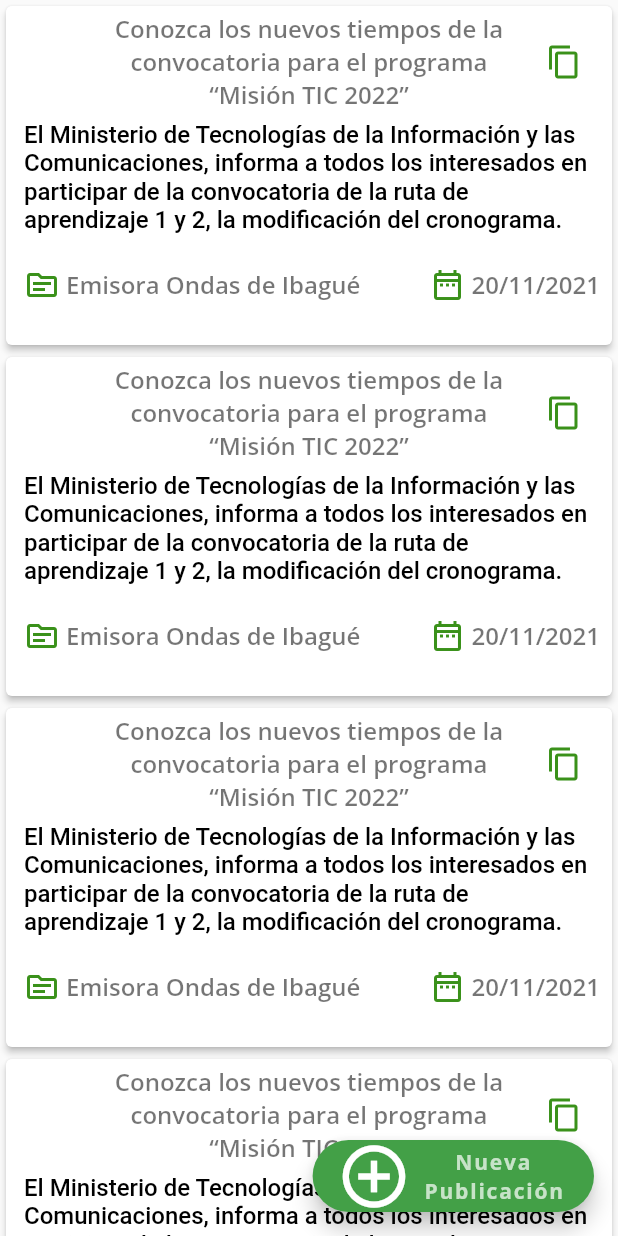
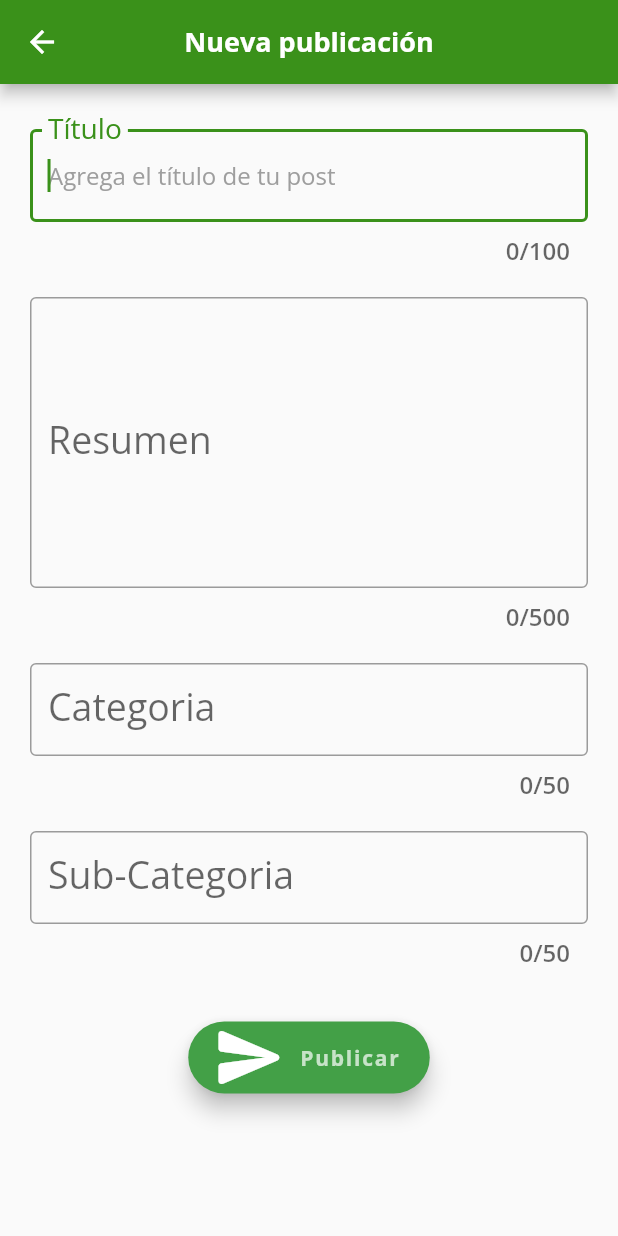
Before and after one commit to davidmantilla12/ciclo4_app_periodistas, a Flutter app: the PublicOffersScreen screen opened directly, after a tap on an icon or button, on a phone screen of 412 x 824 dp. Run offline on Flutter 3.47's test engine with Material 2 defaults, Android fonts, the phone set to English and light mode, and no system bars; our stand-ins replace get, google_fonts; network calls fail.

Commit message:
new post view added to the project

```diff
--- a/lib/ui/pages/content/chats/widgets/chat_card.dart
+++ b/lib/ui/pages/content/chats/widgets/chat_card.dart
@@ -18,7 +18,7 @@
   // Passing all the customizable views as parameters
   @override
   Widget build(BuildContext context) {
-    Color primaryColor = Theme.of(context).colorScheme.primary;
+    // Color primaryColor = Theme.of(context).colorScheme.primary;
     return AppCard(
       title: title,
       content: Text(
--- a/lib/ui/pages/content/publications/publication_screen.dart
+++ b/lib/ui/pages/content/publications/publication_screen.dart
@@ -1,6 +1,6 @@
 import 'package:flutter/material.dart';
+import 'package:red_periodistas/ui/pages/content/publications/widgets/add_new_post.dart';
 import 'package:red_periodistas/ui/pages/content/publications/widgets/post_card.dart';
-import 'package:red_periodistas/ui/theme/colors.dart';
 
 class PublicOffersScreen extends StatefulWidget {
   // PublicOffersScreen empty constructor
@@ -34,6 +34,7 @@
           },
         ),
 
+        // add a new post
         floatingActionButton: FloatingActionButton.extended(
           backgroundColor: Colors.green[600],
           icon: const Icon(
@@ -41,16 +42,18 @@
             size: 50.0,
             color: Colors.white,
           ),
-
-        label: const Text('Nueva\nPublicación',
+          label: const Text(
+            'Nueva\nPublicación',
             textAlign: TextAlign.center,
             style: TextStyle(
               fontWeight: FontWeight.bold,
               color: Colors.white70,
             ),
           ),
-        onPressed: () {},)
-
-    );
+          onPressed: () {
+            Navigator.push(
+                context, MaterialPageRoute(builder: (context) => NewPost()));
+          },
+        ));
   }
 }
--- /dev/null
+++ b/lib/ui/pages/content/publications/widgets/add_new_post.dart
@@ -0,0 +1,117 @@
+import 'package:flutter/material.dart';
+
+class NewPost extends StatefulWidget {
+  const NewPost({Key? key}) : super(key: key);
+
+  @override
+  _NewPostState createState() => _NewPostState();
+}
+
+class _NewPostState extends State<NewPost> {
+  @override
+  Widget build(BuildContext context) {
+    // TODO: get and handle data from new post view
+    return Scaffold(
+      appBar: AppBar(
+        title: const Text(
+          'Nueva publicación',
+          style: TextStyle(
+            color: Colors.white,
+            fontSize: 18.0,
+            fontWeight: FontWeight.bold,
+          ),
+        ),
+
+        centerTitle: true,
+      ),
+
+      body: Padding(
+        padding: const EdgeInsets.symmetric(horizontal: 20.0, vertical: 30.0),
+        child: Column(
+          children: [
+            // post title
+            TextFormField(
+              autofocus: true,
+              maxLength: 100,
+              keyboardType: TextInputType.multiline,
+              decoration: const InputDecoration(
+                  label: Text('Título'),
+                  labelStyle: TextStyle(
+                    fontSize: 25.0,
+                  ),
+                  hintText: 'Agrega el título de tu post',
+                  hintStyle: TextStyle(color: Colors.grey)),
+            ),
+
+            const SizedBox(height: 20.0),
+            // post abstract
+            TextFormField(
+              autocorrect: true,
+              maxLines: 7,
+              maxLength: 500,
+              keyboardType: TextInputType.multiline,
+              decoration: const InputDecoration(
+                  label: Text('Resumen'),
+                  labelStyle: TextStyle(
+                    fontSize: 25.0,
+                  ),
+                  hintText: 'Agrega una breve descripción de la notícia',
+                  hintStyle: TextStyle(color: Colors.grey)),
+            ),
+
+            // post category
+            const SizedBox(height: 20.0),
+            TextFormField(
+              autofocus: true,
+              maxLength: 50,
+              keyboardType: TextInputType.multiline,
+              decoration: const InputDecoration(
+                  label: Text('Categoria'),
+                  labelStyle: TextStyle(
+                    fontSize: 25.0,
+                  ),
+                  hintText: 'Ej: deportes, tecnología, politica, etc',
+                  hintStyle: TextStyle(color: Colors.grey)),
+            ),
+
+            // post sub-category
+            const SizedBox(height: 20.0),
+            TextFormField(
+              autofocus: true,
+              maxLength: 50,
+              keyboardType: TextInputType.multiline,
+              decoration: const InputDecoration(
+                  label: Text('Sub-Categoria'),
+                  labelStyle: TextStyle(
+                    fontSize: 25.0,
+                  ),
+                  hintText: 'Ej: electronica, espacio, IA, etc',
+                  hintStyle: TextStyle(color: Colors.grey)),
+            ),
+
+            const SizedBox(height: 35.0),
+            FloatingActionButton.extended(
+              backgroundColor: Colors.green[600],
+              icon: const Icon(
+                Icons.send_rounded,
+                size: 50.0,
+                color: Colors.white,
+              ),
+              label: const Text(
+                'Publicar',
+                textAlign: TextAlign.center,
+                style: TextStyle(
+                  fontWeight: FontWeight.bold,
+                  color: Colors.white70,
+                ),
+              ),
+
+              // TODO: implement add category controller
+              onPressed: () {},
+            )
+          ],
+        ),
+      ),
+    );
+  }
+}
```
Also changed, not shown: lib/main.dart (line endings or trailing spaces), 1 other file. Lines whose indentation alone changed are shown as unchanged.
